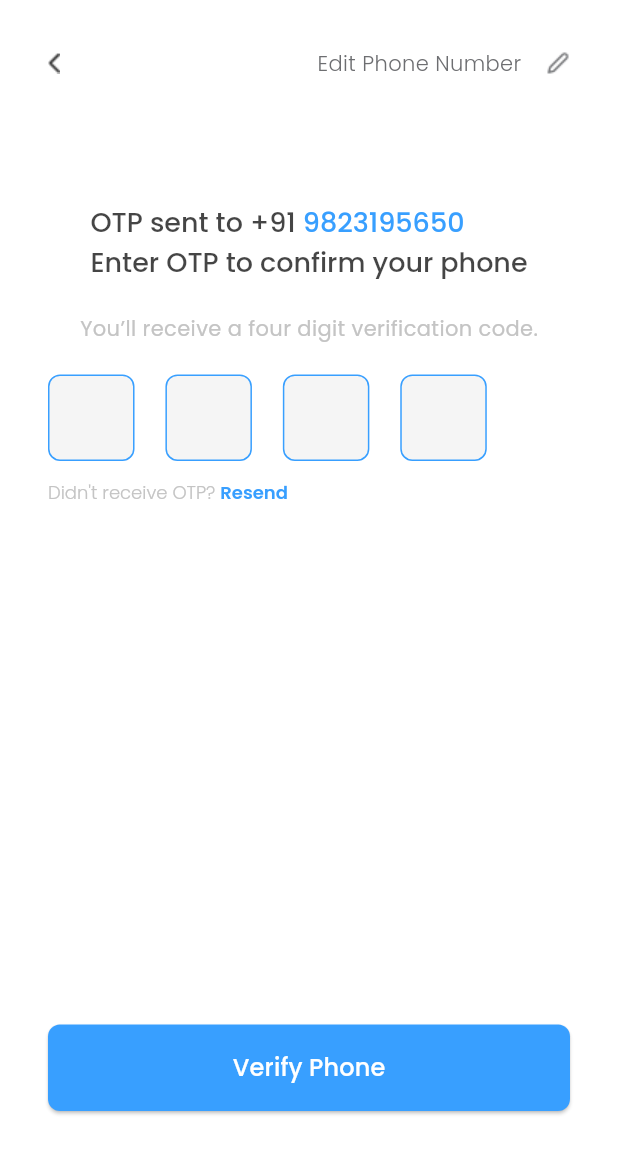
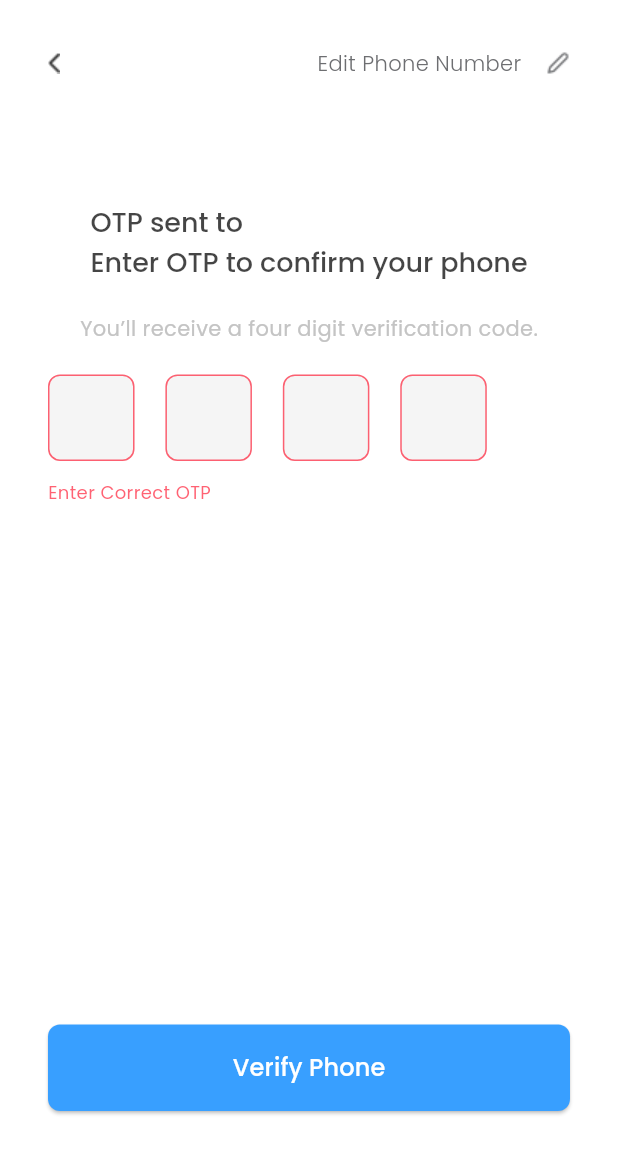
Before and after one commit to Priyanshu078/GoodSpace-loginflow, a Flutter app: the VerifyOtpPage screen opened directly, after a tap on "Verify Phone", on a phone screen of 412 x 824 dp. Shown: the top 1154 px of the screen. Run offline on Flutter 3.47's test engine with Material 3 defaults, Android fonts, the phone set to English and light mode, and no system bars; our stand-ins replace carousel_slider, dio, equatable, flutter_bloc, google_fonts.

Commit message:
request otp and verify otp working fine

```diff
--- a/lib/login/bloc/login_bloc.dart
+++ b/lib/login/bloc/login_bloc.dart
@@ -12,6 +12,7 @@
             otpFilledArray: [false, false, false, false])) {
     on<SendOtpEvent>((event, emit) => sendOtp(event, emit));
     on<FillOtpEvent>((event, emit) => fillOtp(event, emit));
+    on<VerifyOtpEvent>((event, emit) => verifyOtp(event, emit));
   }
   final OtpLogin _otpLogin = OtpLogin();
 
@@ -23,6 +24,40 @@
         phoneNumber: state.phoneNumber,
         countryCode: state.countryCode,
         otpFilledArray: otpFilledArray));
+  }
+
+  Future<void> verifyOtp(VerifyOtpEvent event, Emitter emit) async {
+    emit(VerifyingOtpState(
+      phoneNumber: state.phoneNumber,
+      countryCode: state.countryCode,
+      otpFilledArray: state.otpFilledArray,
+    ));
+    String number = event.number;
+    String otp = event.otp;
+    List<bool> otpArray = state.otpFilledArray;
+    if (otpArray.contains(false)) {
+      emit(ErrorState(
+        phoneNumber: state.phoneNumber,
+        countryCode: state.countryCode,
+        otpFilledArray: state.otpFilledArray,
+      ));
+    } else {
+      try {
+        await _otpLogin.verifyOtp(number, otp);
+        emit(OtpVerifiedState(
+          phoneNumber: state.phoneNumber,
+          countryCode: state.countryCode,
+          otpFilledArray: state.otpFilledArray,
+        ));
+      } catch (e) {
+        print(e);
+        emit(ErrorState(
+          phoneNumber: state.phoneNumber,
+          countryCode: state.countryCode,
+          otpFilledArray: state.otpFilledArray,
+        ));
+      }
+    }
   }
 
   Future<void> sendOtp(SendOtpEvent event, Emitter emit) async {
--- a/lib/login/bloc/login_event.dart
+++ b/lib/login/bloc/login_event.dart
@@ -16,6 +16,10 @@
   final int index;
   final bool filled;
   const FillOtpEvent({required this.index, required this.filled});
-  @override
-  List<Object?> get props => [index, filled];
 }
+
+class VerifyOtpEvent extends LoginEvent {
+  final String number;
+  final String otp;
+  const VerifyOtpEvent({required this.number, required this.otp});
+}
--- a/lib/login/bloc/login_state.dart
+++ b/lib/login/bloc/login_state.dart
@@ -53,3 +53,17 @@
       required super.countryCode,
       required super.otpFilledArray});
 }
+
+class VerifyingOtpState extends LoginState {
+  const VerifyingOtpState(
+      {required super.phoneNumber,
+      required super.countryCode,
+      required super.otpFilledArray});
+}
+
+class OtpVerifiedState extends LoginState {
+  const OtpVerifiedState(
+      {required super.phoneNumber,
+      required super.countryCode,
+      required super.otpFilledArray});
+}
--- a/lib/login/verifyotp_page.dart
+++ b/lib/login/verifyotp_page.dart
@@ -2,6 +2,7 @@
 import 'package:flutter/services.dart';
 import 'package:flutter_bloc/flutter_bloc.dart';
 import 'package:goodspacelogin/constants/colors.dart';
+import 'package:goodspacelogin/homepage.dart';
 import 'package:goodspacelogin/login/bloc/login_bloc.dart';
 import 'package:goodspacelogin/login/bloc/login_event.dart';
 import 'package:goodspacelogin/login/bloc/login_state.dart';
@@ -72,8 +73,7 @@
                       builder: (context, state) {
                         return RichText(
                             text: TextSpan(
-                                // text: "OTP sent to ${state.countryCode} ",
-                                text: "OTP sent to +91 ",
+                                text: "OTP sent to ${state.countryCode} ",
                                 style: GoogleFonts.poppins(
                                   color: textColor1,
                                   fontSize: 18,
@@ -81,8 +81,7 @@
                                 ),
                                 children: [
                               TextSpan(
-                                  // text: "${state.phoneNumber} \n",
-                                  text: "9823195650 \n",
+                                  text: "${state.phoneNumber} \n",
                                   style: GoogleFonts.poppins(
                                     color: themeColor,
                                     fontSize: 18,
@@ -118,10 +117,15 @@
                         BlocBuilder<LoginBloc, LoginState>(
                           builder: (context, state) {
                             return OtpContainer(
+                              bordercolor: state is ErrorState
+                                  ? wrongNumberColor
+                                  : themeColor,
                               height: height * 0.07,
                               width: height * 0.07,
                               textEditingController: _textEditingController1,
-                              color: state.otpFilledArray[0]
+                              color: state is ErrorState
+                                  ? textFieldBackground
+                                  : state.otpFilledArray[0]
                                       ? themeColor
                                       : textFieldBackground,
                               focusNode: focusNode1,
@@ -149,9 +153,14 @@
                               height: height * 0.07,
                               width: height * 0.07,
                               textEditingController: _textEditingController2,
-                              color: state.otpFilledArray[1]
+                              color: state is ErrorState
+                                  ? textFieldBackground
+                                  : state.otpFilledArray[1]
                                       ? themeColor
                                       : textFieldBackground,
+                              bordercolor: state is ErrorState
+                                  ? wrongNumberColor
+                                  : themeColor,
                               focusNode: focusNode2,
                               onChanged: (val) {
                                 if (val.isNotEmpty) {
@@ -175,10 +184,15 @@
                         BlocBuilder<LoginBloc, LoginState>(
                           builder: (context, state) {
                             return OtpContainer(
+                              bordercolor: state is ErrorState
+                                  ? wrongNumberColor
+                                  : themeColor,
                               height: height * 0.07,
                               width: height * 0.07,
                               textEditingController: _textEditingController3,
-                              color: state.otpFilledArray[2]
+                              color: state is ErrorState
+                                  ? textFieldBackground
+                                  : state.otpFilledArray[2]
                                       ? themeColor
                                       : textFieldBackground,
                               focusNode: focusNode3,
@@ -204,10 +218,15 @@
                         BlocBuilder<LoginBloc, LoginState>(
                           builder: (context, state) {
                             return OtpContainer(
+                              bordercolor: state is ErrorState
+                                  ? wrongNumberColor
+                                  : themeColor,
                               height: height * 0.07,
                               width: height * 0.07,
                               textEditingController: _textEditingController4,
-                              color: state.otpFilledArray[3]
+                              color: state is ErrorState
+                                  ? textFieldBackground
+                                  : state.otpFilledArray[3]
                                       ? themeColor
                                       : textFieldBackground,
                               focusNode: focusNode4,
@@ -232,9 +251,18 @@
                     SizedBox(
                       height: height * 0.015,
                     ),
-                    Align(
+                    BlocBuilder<LoginBloc, LoginState>(
+                      builder: (context, state) {
+                        return Align(
                           alignment: Alignment.centerLeft,
-                      child: RichText(
+                          child: state is ErrorState
+                              ? MyText(
+                                  text: "Enter Correct OTP",
+                                  fontSize: 12,
+                                  color: wrongNumberColor,
+                                  fontWeight: FontWeight.w400,
+                                )
+                              : RichText(
                                   text: TextSpan(
                                       text: "Didn't receive OTP? ",
                                       style: GoogleFonts.poppins(
@@ -253,15 +281,48 @@
                                         )
                                       ]),
                                 ),
+                        );
+                      },
                     ),
                     Expanded(
                       child: Container(),
                     ),
-                    MyButton(
-                      onPressed: () {},
+                    BlocConsumer<LoginBloc, LoginState>(
+                      listener: (context, state) {
+                        if (state is OtpVerifiedState) {
+                          Navigator.pushAndRemoveUntil(
+                              context,
+                              MaterialPageRoute(
+                                  builder: (context) => const HomePage()),
+                              (_) => false);
+                        }
+                      },
+                      builder: (context, state) {
+                        return state is VerifyingOtpState
+                            ? const Align(
+                                alignment: Alignment.center,
+                                child: CircularProgressIndicator(
+                                  color: Colors.black,
+                                  strokeWidth: 1,
+                                ),
+                              )
+                            : MyButton(
+                                onPressed: () {
+                                  var state = context.read<LoginBloc>().state;
+                                  String number = state.phoneNumber;
+                                  String otp = _textEditingController1.text +
+                                      _textEditingController2.text +
+                                      _textEditingController3.text +
+                                      _textEditingController4.text;
+                                  print(otp);
+                                  context.read<LoginBloc>().add(
+                                      VerifyOtpEvent(number: number, otp: otp));
+                                },
                                 height: height,
                                 width: width,
                                 text: "Verify Phone",
+                              );
+                      },
                     ),
                   ],
                 ),
--- a/lib/widgets/otp_container.dart
+++ b/lib/widgets/otp_container.dart
@@ -4,15 +4,15 @@
 import 'package:google_fonts/google_fonts.dart';
 
 class OtpContainer extends StatelessWidget {
-  const OtpContainer({
-    super.key,
+  const OtpContainer(
+      {super.key,
       required this.height,
       required this.width,
       required this.textEditingController,
       required this.color,
       required this.focusNode,
       required this.onChanged,
-  });
+      required this.bordercolor});
 
   final double height;
   final double width;
@@ -20,6 +20,7 @@
   final Color color;
   final FocusNode focusNode;
   final Function(String value) onChanged;
+  final Color bordercolor;
 
   @override
   Widget build(BuildContext context) {
@@ -28,7 +29,7 @@
       width: width,
       decoration: BoxDecoration(
           color: color,
-          border: Border.all(width: 1, color: themeColor),
+          border: Border.all(width: 1, color: bordercolor),
           borderRadius: BorderRadius.circular(8)),
       child: SizedBox(
         width: width,
```
Also changed, not shown: lib/homepage.dart (added, +249 -0 lines), lib/main.dart (+14 -5 lines), lib/networking/otplogin.dart (+20 -1 lines), assets/images/ajay.png (added), assets/images/andrew.png (added), assets/images/anita.png (added), assets/images/diamond.png (added), assets/images/gold_diamond.png (added), assets/images/kimaya.png (added), assets/images/menu.png (added), assets/images/notification.png (added), assets/images/profile.png (added), assets/images/sakshi.png (added), assets/images/search.png (added). Lines whose indentation alone changed are shown as unchanged.
